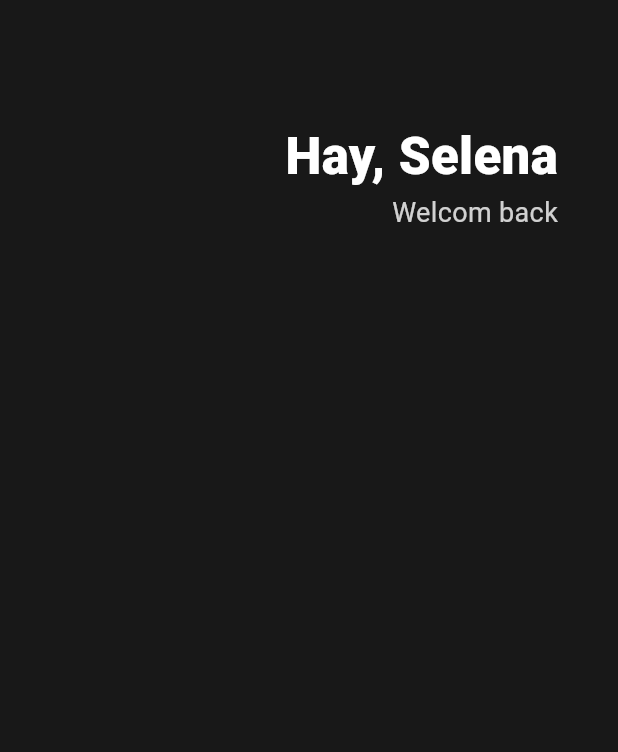
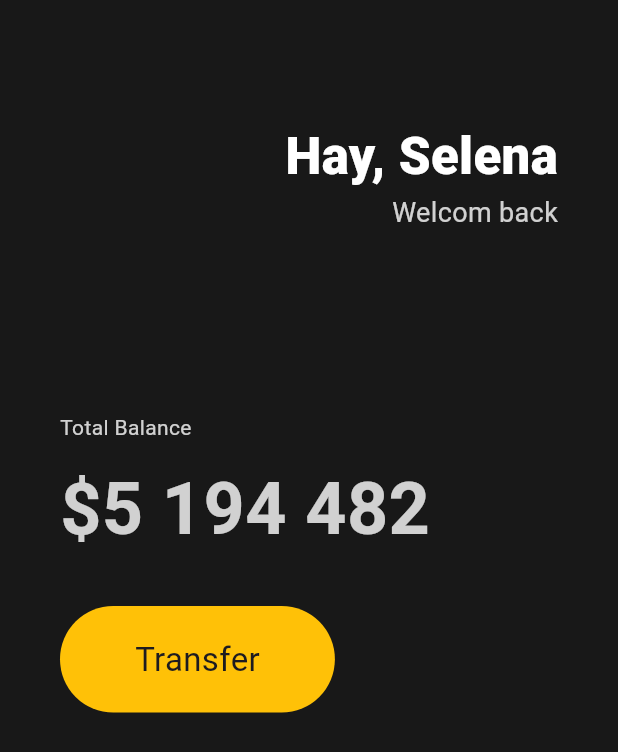
Before and after one commit to cos850/flutter_start_app, a Flutter app: the screen it shows after launch, on a phone screen of 412 x 824 dp. Shown: the top 752 px of the screen. Run offline on Flutter 3.47's test engine with Material 3 defaults, Android fonts, the light colour scheme and no system bars.

Commit message:
feat: add total Balance

```diff
--- a/lib/main.dart
+++ b/lib/main.dart
@@ -13,6 +13,7 @@ class App extends StatelessWidget {
           body: Padding(
             padding: EdgeInsets.symmetric(horizontal: 40),
             child: Column(
+              crossAxisAlignment: CrossAxisAlignment.start,
               children: [
                 SizedBox(
                   height: 80,
@@ -37,6 +38,43 @@ class App extends StatelessWidget {
                               fontSize: 18),
                         )
                       ],
+                    ),
+                  ],
+                ),
+                SizedBox(
+                  height: 120,
+                ),
+                Text(
+                  'Total Balance',
+                  style: TextStyle(color: Colors.white.withOpacity(0.8)),
+                ),
+                SizedBox(
+                  height: 10,
+                ),
+                Text(
+                  '\$5 194 482',
+                  style: TextStyle(
+                      fontSize: 48,
+                      fontWeight: FontWeight.w600,
+                      color: Colors.white.withOpacity(0.8)),
+                ),
+                SizedBox(
+                  height: 30,
+                ),
+                Row(
+                  children: [
+                    Container(
+                      decoration: BoxDecoration(
+                          color: Colors.amber,
+                          borderRadius: BorderRadius.circular(45)),
+                      child: Padding(
+                        padding:
+                            EdgeInsets.symmetric(vertical: 20, horizontal: 50),
+                        child: Text(
+                          'Transfer',
+                          style: TextStyle(fontSize: 22),
+                        ),
+                      ),
                     )
                   ],
                 )
```
